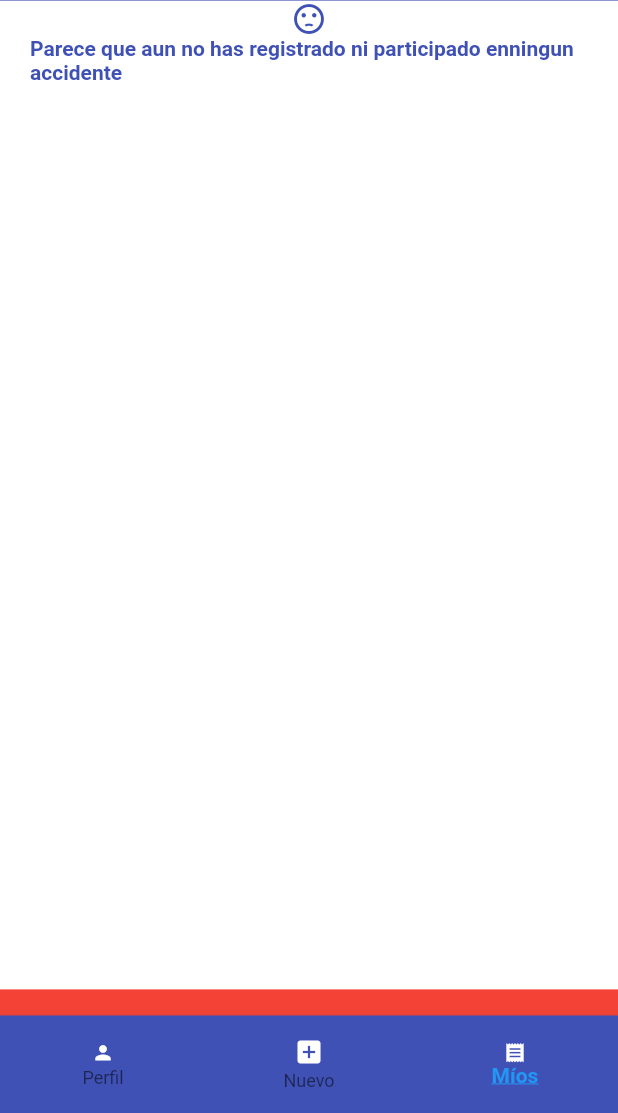
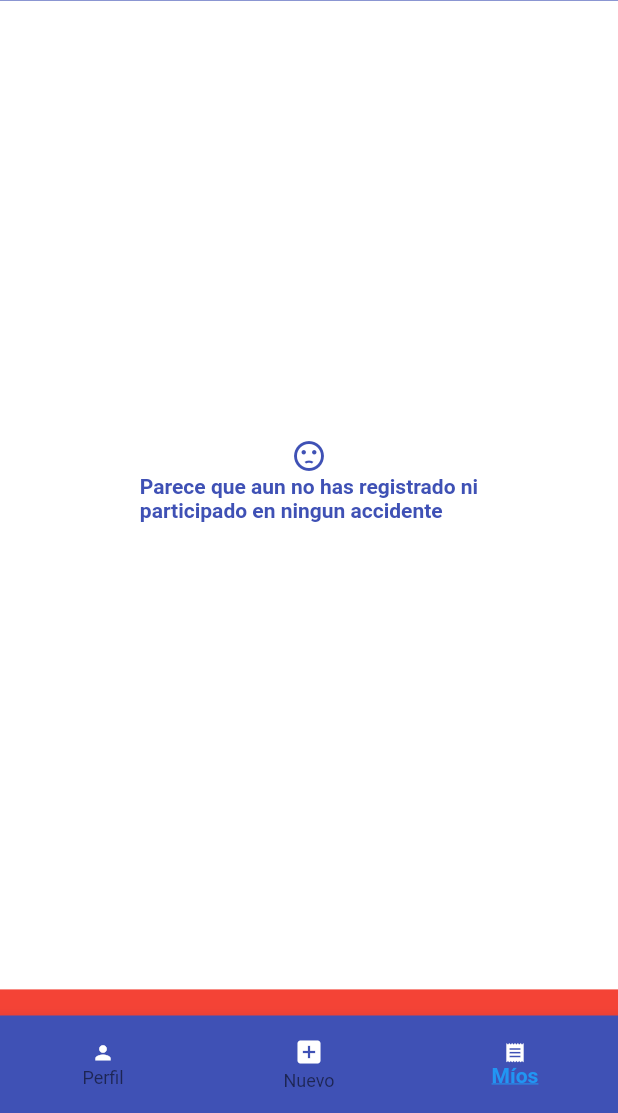
Before and after one commit to fredytellor/siniestros_app, a Flutter app: the HomeScreen screen opened by its route, item 3 of the bottom bar chosen, on a phone screen of 412 x 824 dp, the part 123-1236 px from its top. Run offline on Flutter 3.47's test engine with Material 2 defaults, Android fonts, the phone set to English and light mode, and no system bars; our stand-ins replace cloud_firestore, firebase_auth, firebase_storage, geolocator, image_picker; accounts and stored records are empty.

Commit message:
mensaje sin siniestros mejorado

```diff
--- a/lib/widgets/my_siniestros_home.dart
+++ b/lib/widgets/my_siniestros_home.dart
@@ -102,14 +102,16 @@ class _MySiniestrosHomeState extends State<MySiniestrosHome> {
               );
             } else {
               return Container(
+                width: widget.constraints.maxWidth,
                 child: Column(
+                  mainAxisAlignment: MainAxisAlignment.center,
                   children: <Widget>[
                     Icon(
                       Icons.sentiment_dissatisfied,
                       color: Colors.indigo,
                     ),
                     Text(
-                      'Parece que aun no has registrado ni participado enningun accidente',
+                      'Parece que aun no has registrado ni\nparticipado en ningun accidente',
                       style: TextStyle(
                         color: Colors.indigo,
                         fontWeight: FontWeight.bold,
```
